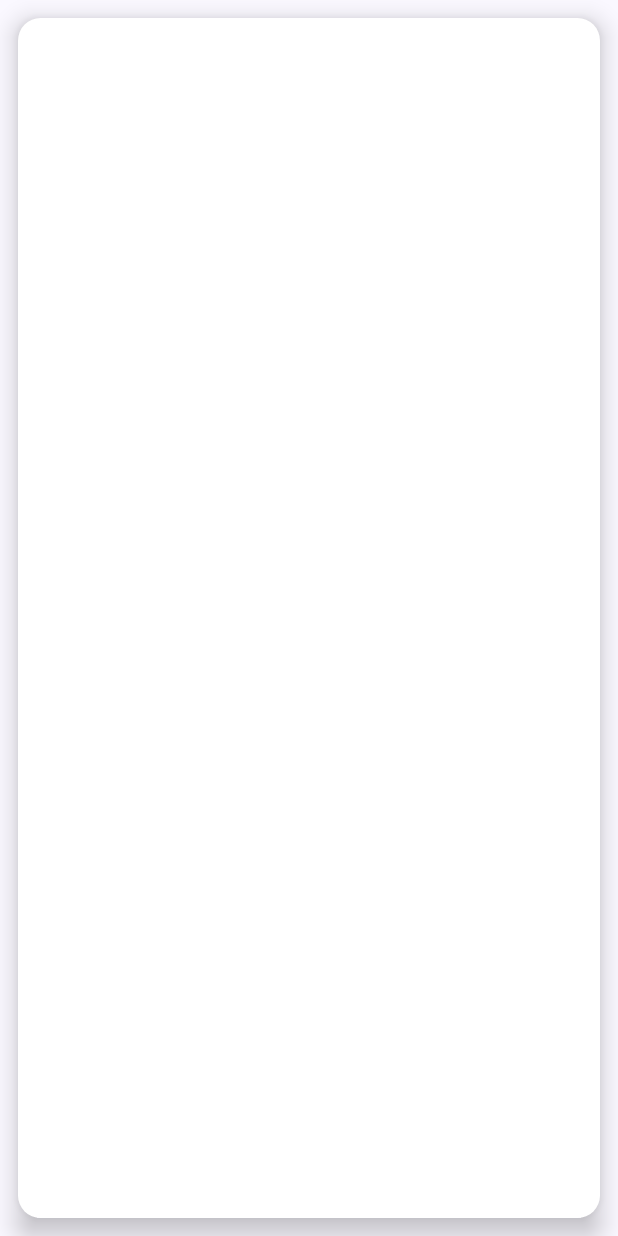
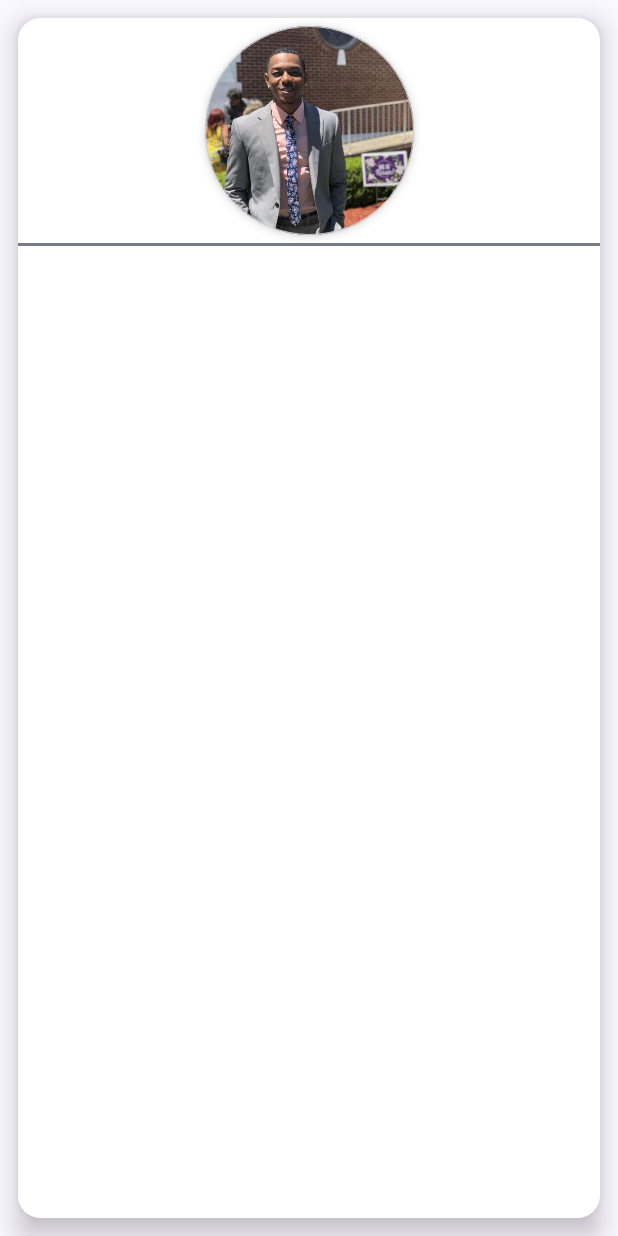
Before and after one commit to GetRighhttt/BizCardCompose, an Android app built with Jetpack Compose: the screen it shows after launch (MainActivity), on a phone screen of 412 x 824 dp. Run offline under Robolectric (Android 15) with nearby library versions, the phone set to English and light mode, and no system bars.

Commit message:
added image and divider.

```diff
--- a/app/src/main/java/com/example/bizcardapp/MainActivity.kt
+++ b/app/src/main/java/com/example/bizcardapp/MainActivity.kt
@@ -1,32 +1,43 @@
 package com.example.bizcardapp
 
+import android.graphics.drawable.Drawable
 import android.graphics.drawable.shapes.Shape
 import android.os.Bundle
 import androidx.activity.ComponentActivity
 import androidx.activity.compose.setContent
+import androidx.compose.foundation.BorderStroke
+import androidx.compose.foundation.Image
+import androidx.compose.foundation.layout.Arrangement
+import androidx.compose.foundation.layout.Column
 import androidx.compose.foundation.layout.fillMaxHeight
 import androidx.compose.foundation.layout.fillMaxSize
 import androidx.compose.foundation.layout.fillMaxWidth
 import androidx.compose.foundation.layout.height
 import androidx.compose.foundation.layout.padding
+import androidx.compose.foundation.layout.size
 import androidx.compose.foundation.layout.width
+import androidx.compose.foundation.shape.CircleShape
 import androidx.compose.foundation.shape.CornerSize
 import androidx.compose.foundation.shape.RoundedCornerShape
 import androidx.compose.material3.Card
 import androidx.compose.material3.CardDefaults
 import androidx.compose.material3.CardElevation
+import androidx.compose.material3.Divider
 import androidx.compose.material3.ElevatedCard
 import androidx.compose.material3.MaterialTheme
 import androidx.compose.material3.Shapes
 import androidx.compose.material3.Surface
 import androidx.compose.material3.Text
 import androidx.compose.runtime.Composable
+import androidx.compose.ui.Alignment
 import androidx.compose.ui.Modifier
 import androidx.compose.ui.draw.shadow
 import androidx.compose.ui.graphics.Color
 import androidx.compose.ui.graphics.Color.Companion.Blue
 import androidx.compose.ui.graphics.Color.Companion.LightGray
 import androidx.compose.ui.graphics.Color.Companion.White
+import androidx.compose.ui.layout.ContentScale
+import androidx.compose.ui.res.painterResource
 import androidx.compose.ui.tooling.preview.Preview
 import androidx.compose.ui.unit.dp
 import com.example.bizcardapp.ui.theme.BizCardAppTheme
@@ -52,7 +63,7 @@ fun CreateBizCard() {
             .fillMaxWidth()
             .fillMaxHeight()
     ) {
-        ElevatedCard(
+        Card(
             modifier = Modifier
                 .width(200.dp)
                 .height(390.dp)
@@ -61,8 +72,36 @@ fun CreateBizCard() {
             colors = CardDefaults.cardColors(containerColor = White),
             elevation = CardDefaults.cardElevation(defaultElevation = 10.dp)
         ) {
+            // column
+            Column(
+                modifier = Modifier.height(300.dp),
+                verticalArrangement = Arrangement.Top,
+                horizontalAlignment = Alignment.CenterHorizontally
+            ) {
+                CreateImageProfile()
+                Divider(thickness = 2.dp)
+            }
+        }
+    }
+}
 
-        }
+// explicitly declaring a constructor with a modifier gives us the option to pass one later
+@Composable
+private fun CreateImageProfile(modifier: Modifier = Modifier) {
+    Surface(
+        modifier = Modifier
+            .size(150.dp)
+            .padding(5.dp),
+        shape = CircleShape,
+        border = BorderStroke(0.5.dp, LightGray),
+        shadowElevation = 4.dp
+    ) {
+        Image(
+            painter = painterResource(id = R.drawable.stefan),
+            contentDescription = "profile image",
+            modifier = Modifier.size(135.dp),
+            contentScale = ContentScale.Crop
+        )
     }
 }
 
```
